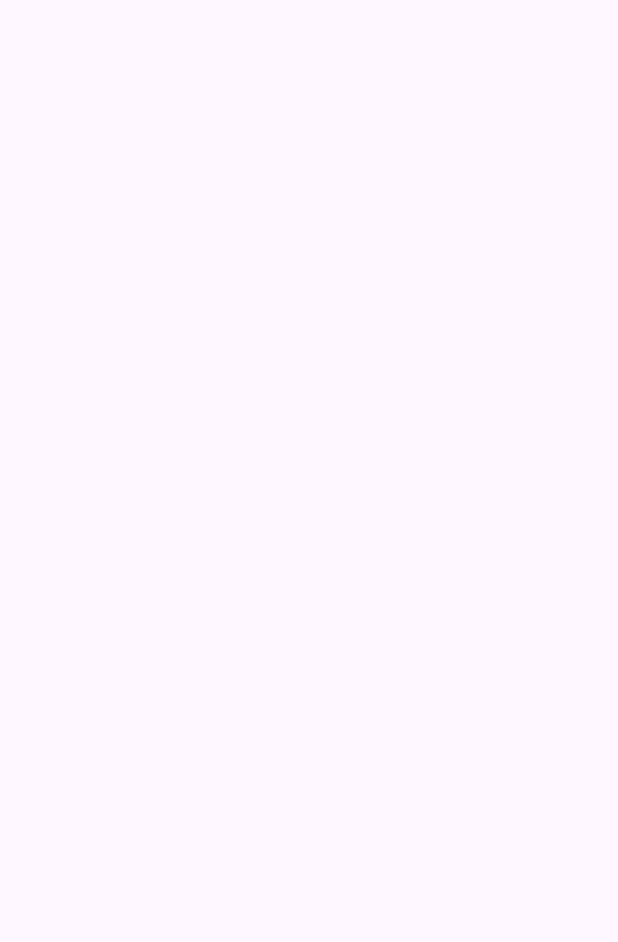
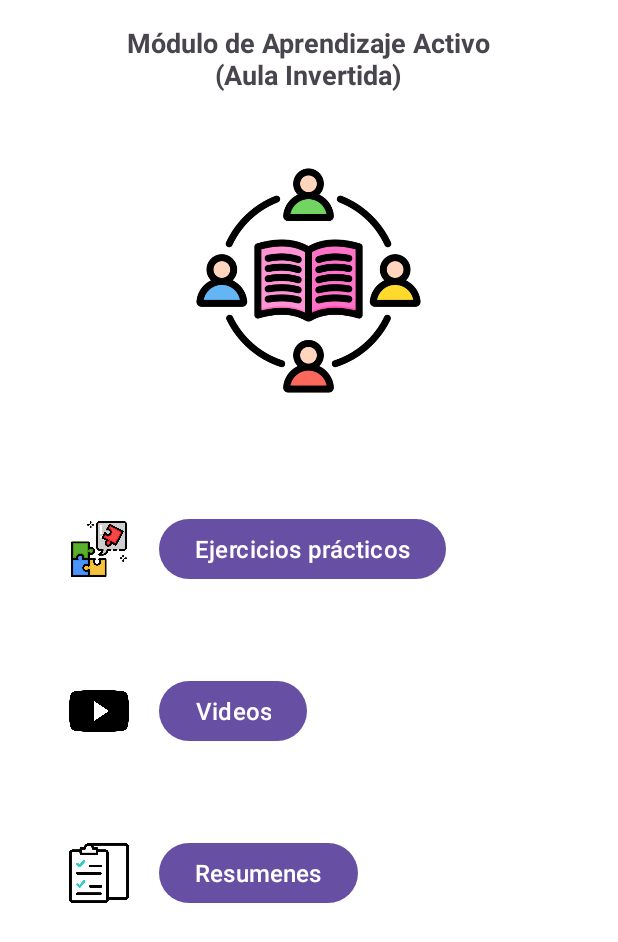
Before and after one commit to Bryanhurtado0006/-, an Android app: the Alejandro_Aula_Invertida screen opened directly, with no data from a screen before it, on a phone screen of 412 x 824 dp. Before the commit the part shown is empty. Shown: the top 942 px of the screen. Run offline under Robolectric (Android 15) with nearby library versions, the phone set to English and light mode, and no system bars.

Commit message:
alejo interfaz*

```diff
--- a/app/src/main/AndroidManifest.xml
+++ b/app/src/main/AndroidManifest.xml
@@ -14,6 +14,9 @@
         tools:targetApi="31">
         <activity
             android:name=".StivenEvaluaciones"
+            android:exported="false" />
+        <activity
+            android:name=".Ejercicios_practicos_Alejandro"
             android:exported="false" />
         <activity
             android:name=".MainActivitySirley_Simulacro"
--- a/app/src/main/java/com/example/myapplicationics/Alejandro_Aula_Invertida.java
+++ b/app/src/main/java/com/example/myapplicationics/Alejandro_Aula_Invertida.java
@@ -13,12 +13,7 @@ public class Alejandro_Aula_Invertida extends AppCompatActivity {
     @Override
     protected void onCreate(Bundle savedInstanceState) {
         super.onCreate(savedInstanceState);
-        EdgeToEdge.enable(this);
+
         setContentView(R.layout.activity_alejandro_aula_invertida);
-        ViewCompat.setOnApplyWindowInsetsListener(findViewById(R.id.main), (v, insets) -> {
-            Insets systemBars = insets.getInsets(WindowInsetsCompat.Type.systemBars());
-            v.setPadding(systemBars.left, systemBars.top, systemBars.right, systemBars.bottom);
-            return insets;
-        });
     }
 }
--- /dev/null
+++ b/app/src/main/java/com/example/myapplicationics/Ejercicios_practicos_Alejandro.java
@@ -0,0 +1,17 @@
+package com.example.myapplicationics;
+
+import android.os.Bundle;
+
+import androidx.activity.EdgeToEdge;
+import androidx.appcompat.app.AppCompatActivity;
+
+public class Ejercicios_practicos_Alejandro extends AppCompatActivity {
+
+    @Override
+    protected void onCreate(Bundle savedInstanceState) {
+        super.onCreate(savedInstanceState);
+        EdgeToEdge.enable(this);
+
+        setContentView(R.layout.activity_ejercicios_practicos);
+    }
+}
--- a/app/src/main/res/layout/activity_alejandro_aula_invertida.xml
+++ b/app/src/main/res/layout/activity_alejandro_aula_invertida.xml
@@ -1,10 +1,102 @@
 <?xml version="1.0" encoding="utf-8"?>
-<androidx.constraintlayout.widget.ConstraintLayout xmlns:android="http://schemas.android.com/apk/res/android"
-    xmlns:app="http://schemas.android.com/apk/res-auto"
-    xmlns:tools="http://schemas.android.com/tools"
-    android:id="@+id/main"
+<LinearLayout xmlns:android="http://schemas.android.com/apk/res/android"
     android:layout_width="match_parent"
     android:layout_height="match_parent"
-    tools:context=".Alejandro_Aula_Invertida">
+    android:orientation="vertical"
+    android:padding="16dp"
+    android:gravity="center_horizontal"
+    android:background="#FFFFFF">
 
-</androidx.constraintlayout.widget.ConstraintLayout>
+    <!-- Título -->
+    <TextView
+        android:id="@+id/titulo"
+        android:layout_width="wrap_content"
+        android:layout_height="wrap_content"
+        android:text="Módulo de Aprendizaje Activo\n(Aula Invertida)"
+        android:textSize="18sp"
+        android:textStyle="bold"
+        android:textAlignment="center"
+        android:paddingBottom="50dp" />
+
+    <!-- Imagen principal -->
+
+    <!-- Botón: Ejercicios prácticos -->
+    <ImageView
+        android:id="@+id/imgPrincipal"
+        android:layout_width="190dp"
+        android:layout_height="150dp"
+        android:layout_marginBottom="50dp"
+        android:contentDescription="Aula invertida"
+        android:src="@drawable/img" />
+
+    <LinearLayout
+        android:orientation="horizontal"
+        android:layout_width="match_parent"
+        android:layout_height="wrap_content"
+        android:gravity="center_vertical"
+        android:padding="30dp">
+
+        <ImageView
+            android:layout_width="40dp"
+            android:layout_height="40dp"
+            android:src="@drawable/img_1"
+            android:layout_marginEnd="20dp" />
+
+
+        <Button
+            android:id="@+id/btnEjercicios"
+            android:layout_width="wrap_content"
+            android:layout_height="wrap_content"
+            android:text="Ejercicios prácticos"
+            android:textSize="16sp" />
+
+
+            />
+    </LinearLayout>
+
+    <!-- Botón: Videos -->
+    <LinearLayout
+        android:orientation="horizontal"
+        android:layout_width="match_parent"
+        android:layout_height="wrap_content"
+        android:gravity="center_vertical"
+        android:padding="30dp">
+
+        <ImageView
+            android:layout_width="40dp"
+            android:layout_height="40dp"
+            android:src="@drawable/img_2"
+            android:layout_marginEnd="20dp" />
+        <Button
+            android:id="@+id/btnVideos"
+            android:layout_width="wrap_content"
+            android:layout_height="wrap_content"
+            android:text="Videos"
+            android:textSize="16sp" />
+
+    </LinearLayout>
+
+    <!-- Botón: Resúmenes -->
+    <LinearLayout
+        android:orientation="horizontal"
+        android:layout_width="match_parent"
+        android:layout_height="wrap_content"
+        android:gravity="center_vertical"
+        android:padding="30dp">
+
+        <ImageView
+            android:layout_width="40dp"
+            android:layout_height="40dp"
+            android:src="@drawable/checklist"
+            android:layout_marginEnd="20dp" />
+
+        <Button
+            android:id="@+id/btnResumenes"
+            android:layout_width="wrap_content"
+            android:layout_height="wrap_content"
+            android:text="Resumenes"
+            android:textSize="16sp" />
+
+    </LinearLayout>
+
+</LinearLayout>
--- /dev/null
+++ b/app/src/main/res/layout/activity_ejercicios_practicos.xml
@@ -0,0 +1,10 @@
+<?xml version="1.0" encoding="utf-8"?>
+<androidx.constraintlayout.widget.ConstraintLayout xmlns:android="http://schemas.android.com/apk/res/android"
+    xmlns:app="http://schemas.android.com/apk/res-auto"
+    xmlns:tools="http://schemas.android.com/tools"
+    android:id="@+id/main"
+    android:layout_width="match_parent"
+    android:layout_height="match_parent"
+    tools:context=".Ejercicios_practicos_Alejandro">
+
+</androidx.constraintlayout.widget.ConstraintLayout>
```
Also changed, not shown: app/src/main/res/drawable/checklist.png (added), app/src/main/res/drawable/img.png (added), app/src/main/res/drawable/img_1.png (added), app/src/main/res/drawable/img_2.png (added).
